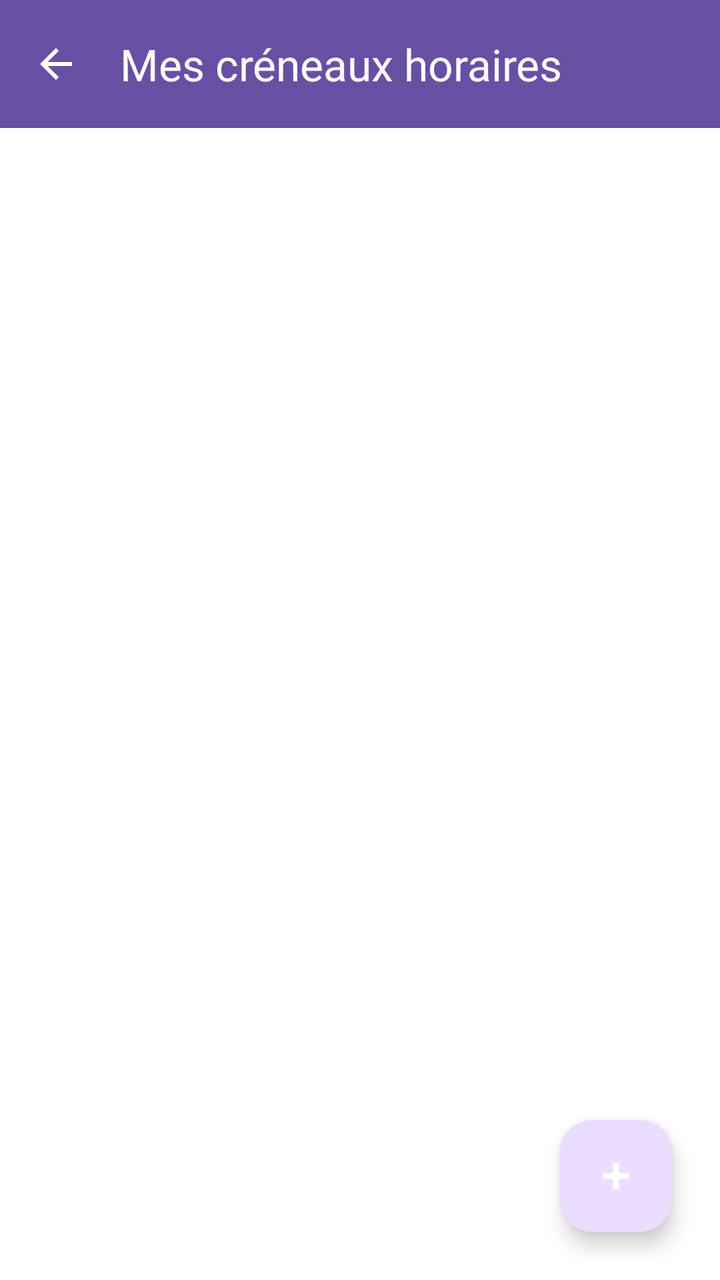
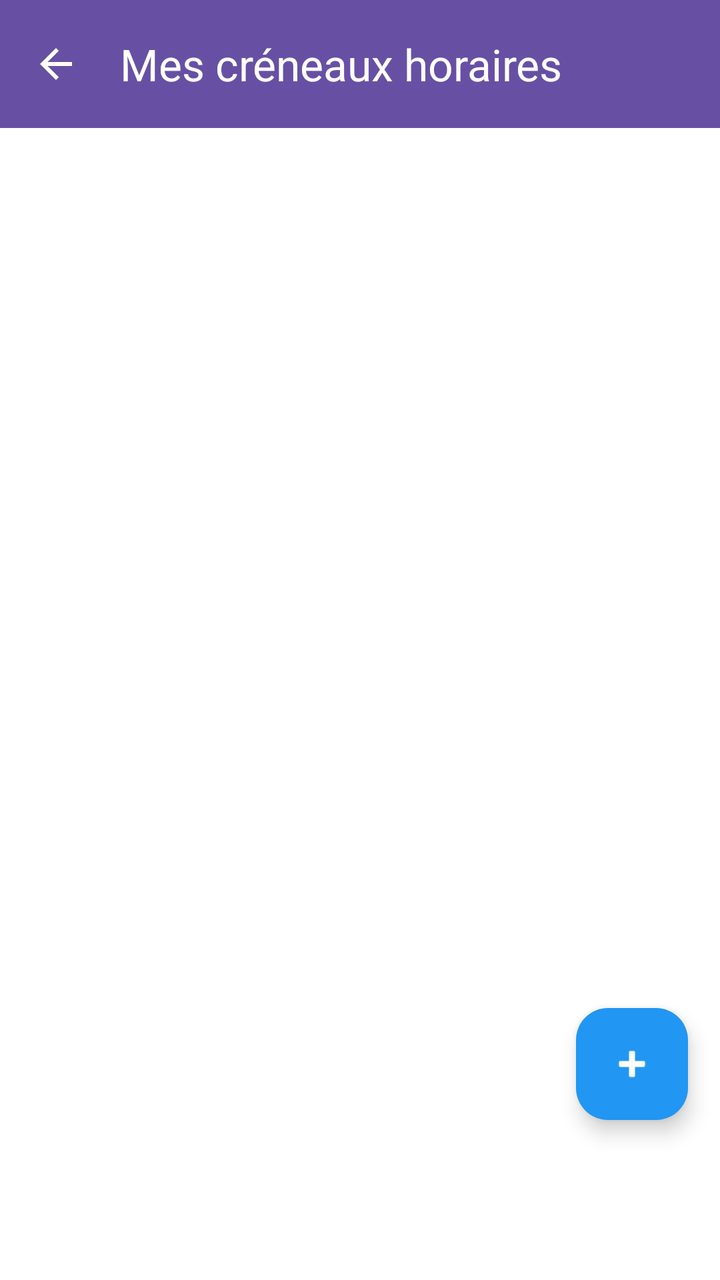

Two renders of the same Android screen: before a commit and after it. Below are the layout's source before the change and the commit's diff.
<!-- AndroidManifest.xml: application theme Theme.CabinetMedical -->
<!-- res/layout/activity_doctor_timeslots.xml -->
<?xml version="1.0" encoding="utf-8"?>
<LinearLayout xmlns:android="http://schemas.android.com/apk/res/android"
    xmlns:app="http://schemas.android.com/apk/res-auto"
    android:layout_width="match_parent"
    android:layout_height="match_parent"
    android:orientation="vertical"
    android:background="@color/white">

    
    <com.google.android.material.appbar.MaterialToolbar
        android:id="@+id/toolbar"
        android:layout_width="match_parent"
        android:layout_height="?attr/actionBarSize"
        android:background="?attr/colorPrimary"
        app:title="Mes créneaux horaires"
        app:titleTextColor="@android:color/white"
        app:navigationIcon="?attr/homeAsUpIndicator"
        app:navigationIconTint="@android:color/white" />

    
    <androidx.coordinatorlayout.widget.CoordinatorLayout
        android:layout_width="match_parent"
        android:layout_height="0dp"
        android:layout_weight="1">

        <FrameLayout
            android:layout_width="match_parent"
            android:layout_height="match_parent">

            
            <androidx.recyclerview.widget.RecyclerView
                android:id="@+id/recycler_view"
                android:layout_width="match_parent"
                android:layout_height="match_parent"
                android:padding="16dp"
                android:clipToPadding="false" />

            
            <ProgressBar
                android:id="@+id/progress_bar"
                android:layout_width="wrap_content"
                android:layout_height="wrap_content"
                android:layout_gravity="center"
                android:visibility="gone" />

            
            <TextView
                android:id="@+id/error_message"
                android:layout_width="match_parent"
                android:layout_height="wrap_content"
                android:layout_gravity="center"
                android:layout_margin="24dp"
                android:visibility="gone"
                android:text="Erreur de chargement"
                android:textColor="@color/error"
                android:textSize="16sp"
                android:gravity="center"
                android:padding="16dp" />

            
            <TextView
                android:id="@+id/empty_message"
                android:layout_width="wrap_content"
                android:layout_height="wrap_content"
                android:layout_gravity="center"
                android:visibility="gone"
                android:text="Aucun créneau configuré.\nAppuyez sur + pour en ajouter."
                android:textSize="16sp"
                android:textColor="@color/text_secondary"
                android:gravity="center" />

        </FrameLayout>

        
        <com.google.android.material.floatingactionbutton.FloatingActionButton
            android:id="@+id/fab_add"
            android:layout_width="wrap_content"
            android:layout_height="wrap_content"
            android:layout_gravity="bottom|end"
            android:layout_margin="24dp"
            android:src="@android:drawable/ic_input_add"
            android:contentDescription="Ajouter un créneau"
            app:tint="@color/white" />

    </androidx.coordinatorlayout.widget.CoordinatorLayout>

</LinearLayout>
<!-- resources referenced by this layout -->
<resources>
  <color name="error">#F44336</color>
  <color name="text_secondary">#757575</color>
  <color name="white">#FFFFFFFF</color>
  <style name="Theme.CabinetMedical" parent="Base.Theme.CabinetMedical" />
  <style name="Base.Theme.CabinetMedical" parent="Theme.Material3.DayNight.NoActionBar">
          
          
      </style>
</resources>

<!-- the commit's change to res/layout/activity_doctor_timeslots.xml (unified diff, before → after) -->
@@ -77,9 +77,11 @@
             android:layout_width="wrap_content"
             android:layout_height="wrap_content"
             android:layout_gravity="bottom|end"
-            android:layout_margin="24dp"
+            android:layout_marginEnd="16dp"
+            android:layout_marginBottom="80dp"
             android:src="@android:drawable/ic_input_add"
             android:contentDescription="Ajouter un créneau"
+            app:backgroundTint="@color/primary"
             app:tint="@color/white" />
 
     </androidx.coordinatorlayout.widget.CoordinatorLayout>
<!-- resource entries referenced after the edit -->
@@ -1,6 +1,7 @@
 <!-- resources referenced by this layout -->
 <resources>
   <color name="error">#F44336</color>
+  <color name="primary">#2196F3</color>
   <color name="text_secondary">#757575</color>
   <color name="white">#FFFFFFFF</color>
   <style name="Theme.CabinetMedical" parent="Base.Theme.CabinetMedical" />
